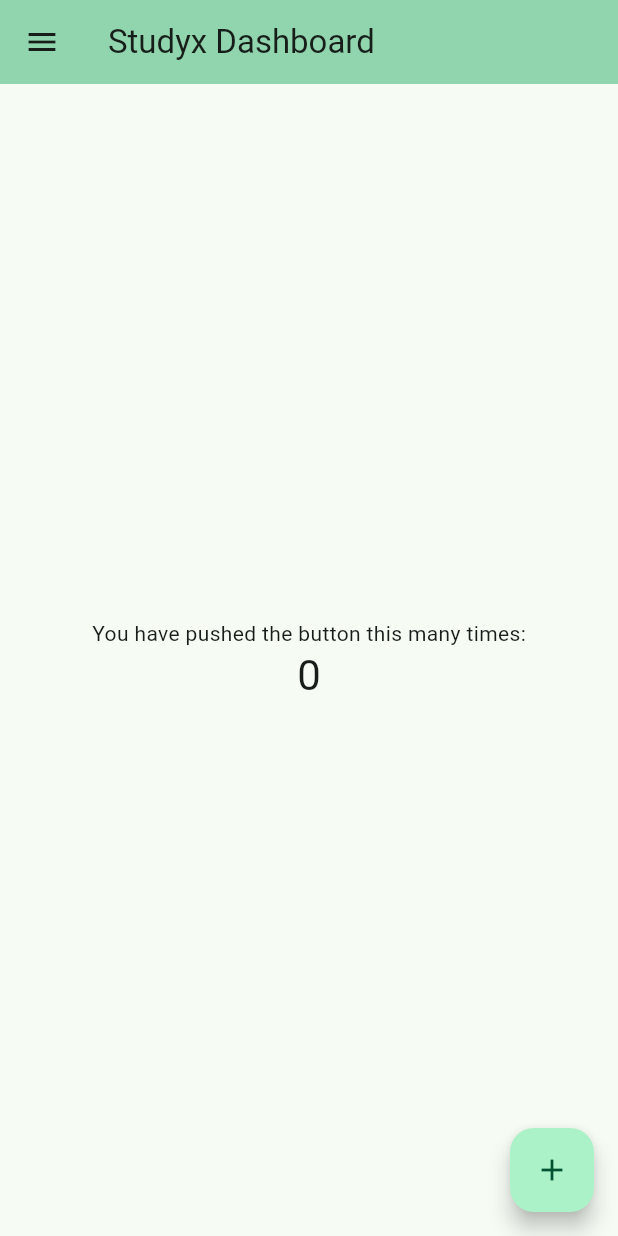
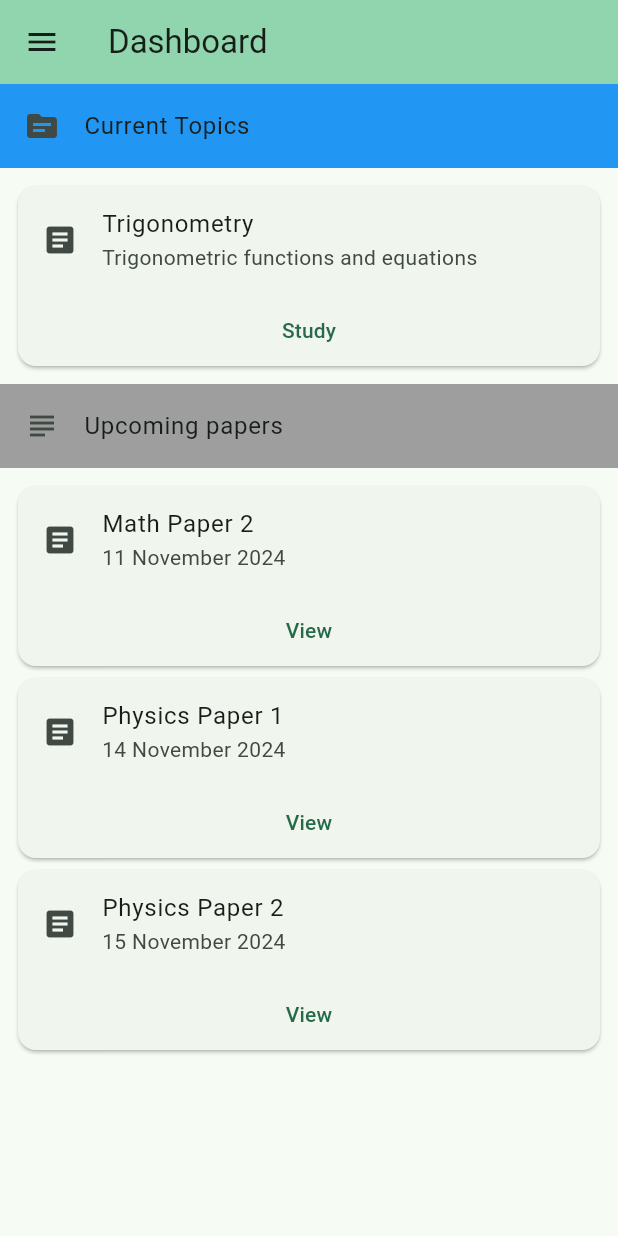
Before and after one commit to Daru-san/Studyx, a Flutter app: the screen it shows after launch, on a phone screen of 412 x 824 dp. Run offline on Flutter 3.47's test engine with Material 3 defaults, Android fonts, the phone set to English and light mode, and no system bars; missing offline and left inert: window_manager.

Commit message:
src/main: add some example layouts

```diff
--- a/lib/main.dart
+++ b/lib/main.dart
@@ -20,7 +20,7 @@ class MyApp extends StatelessWidget {
         colorScheme: ColorScheme.fromSeed(seedColor: Colors.greenAccent),
         useMaterial3: true,
       ),
-      home: const MyHomePage(title: 'Studyx Dashboard'),
+      home: const MyHomePage(title: 'Dashboard'),
     );
   }
 }
@@ -61,12 +61,7 @@ class _MyHomePageState extends State<MyHomePage> {
   Widget build(BuildContext context) {
     return Scaffold(
       appBar: AppBar(
-        // TRY THIS: Try changing the color here to a specific color (to
-        // Colors.amber, perhaps?) and trigger a hot reload to see the AppBar
-        // change color while the other colors stay the same.
         backgroundColor: Theme.of(context).colorScheme.inversePrimary,
-        // Here we take the value from the MyHomePage object that was created by
-        // the App.build method, and use it to set our appbar title.
         title: Text(widget.title),
         leading: Builder(builder: (context) {
           return IconButton(
@@ -83,14 +78,22 @@ class _MyHomePageState extends State<MyHomePage> {
           children: [
             const DrawerHeader(
               decoration: BoxDecoration(
-                color: Colors.blue,
+                color: Colors.lightBlue,
+                borderRadius: BorderRadius.all(
+                  Radius.circular(10),
+                ),
               ),
-              child: Text('Navigation'),
-            ),
-            const ListTile(
-              title: Text('Dashboard'),
+              child: Text("Navigation"),
             ),
             ListTile(
+              leading: const Icon(Icons.dashboard),
+              title: const Text('Dashboard'),
+              onTap: () {
+                Navigator.pop(context);
+              },
+            ),
+            ListTile(
+              leading: const Icon(Icons.school),
               title: const Text('School Timetable'),
               onTap: () {
                 Navigator.push(
@@ -102,6 +105,7 @@ class _MyHomePageState extends State<MyHomePage> {
               },
             ),
             ListTile(
+              leading: const Icon(Icons.schedule),
               title: const Text('Exam Timetable'),
               onTap: () {
                 Navigator.push(
@@ -113,6 +117,7 @@ class _MyHomePageState extends State<MyHomePage> {
               },
             ),
             ListTile(
+              leading: const Icon(Icons.book_online),
               title: const Text('Study Planner'),
               onTap: () {
                 Navigator.push(
@@ -124,48 +129,145 @@ class _MyHomePageState extends State<MyHomePage> {
               },
             ),
             ListTile(
-              title: const Text('Close this drawer'),
+              leading: const Icon(Icons.settings),
+              title: const Text('Settings'),
               onTap: () {
-                Navigator.pop(context);
+                Navigator.push(
+                  context,
+                  MaterialPageRoute(
+                    builder: (context) => const AppSettings(),
+                  ),
+                );
               },
             ),
           ],
         ),
       ),
       body: Center(
-        // Center is a layout widget. It takes a single child and positions it
-        // in the middle of the parent.
-        child: Column(
-          // Column is also a layout widget. It takes a list of children and
-          // arranges them vertically. By default, it sizes itself to fit its
-          // children horizontally, and tries to be as tall as its parent.
-          //
-          // Column has various properties to control how it sizes itself and
-          // how it positions its children. Here we use mainAxisAlignment to
-          // center the children vertically; the main axis here is the vertical
-          // axis because Columns are vertical (the cross axis would be
-          // horizontal).
-          //
-          // TRY THIS: Invoke "debug painting" (choose the "Toggle Debug Paint"
-          // action in the IDE, or press "p" in the console), to see the
-          // wireframe for each widget.
-          mainAxisAlignment: MainAxisAlignment.center,
+        child: ListView(
+          shrinkWrap: false,
+          padding: EdgeInsets.zero,
           children: <Widget>[
-            const Text(
-              'You have pushed the button this many times:',
+            Column(
+              mainAxisAlignment: MainAxisAlignment.start,
+              children: <Widget>[
+                const ListTile(
+                  leading: Icon(Icons.topic),
+                  title: Text('Current Topics'),
+                  tileColor: Colors.blue,
+                ),
+                ListView(
+                  padding: const EdgeInsets.all(8),
+                  shrinkWrap: true,
+                  children: <Widget>[
+                    Card(
+                      child: Column(
+                        mainAxisSize: MainAxisSize.min,
+                        children: <Widget>[
+                          const ListTile(
+                            leading: Icon(Icons.article),
+                            title: Text('Trigonometry'),
+                            subtitle:
+                                Text('Trigonometric functions and equations'),
+                          ),
+                          Row(
+                            mainAxisAlignment: MainAxisAlignment.center,
+                            children: <Widget>[
+                              TextButton(
+                                child: const Text('Study'),
+                                onPressed: () {},
+                              ),
+                            ],
+                          ),
+                        ],
+                      ),
+                    ),
+                  ],
+                ),
+              ],
             ),
-            Text(
-              '$_counter',
-              style: Theme.of(context).textTheme.headlineMedium,
+            Column(
+              mainAxisAlignment: MainAxisAlignment.start,
+              children: [
+                const ListTile(
+                  leading: Icon(Icons.subject),
+                  title: Text('Upcoming papers'),
+                  tileColor: Colors.grey,
+                ),
+                ListView(
+                  padding: const EdgeInsets.all(8),
+                  shrinkWrap: true,
+                  children: <Widget>[
+                    Card(
+                      child: Column(
+                        mainAxisSize: MainAxisSize.min,
+                        children: <Widget>[
+                          const ListTile(
+                            leading: Icon(Icons.article),
+                            title: Text('Math Paper 2'),
+                            subtitle: Text('11 November 2024'),
+                          ),
+                          Row(
+                            mainAxisAlignment: MainAxisAlignment.center,
+                            children: <Widget>[
+                              TextButton(
+                                child: const Text('View'),
+                                onPressed: () {},
+                              ),
+                            ],
+                          ),
+                        ],
+                      ),
+                    ),
+                    Card(
+                      child: Column(
+                        mainAxisSize: MainAxisSize.min,
+                        children: <Widget>[
+                          const ListTile(
+                            leading: Icon(Icons.article),
+                            title: Text('Physics Paper 1'),
+                            subtitle: Text('14 November 2024'),
+                          ),
+                          Row(
+                            mainAxisAlignment: MainAxisAlignment.center,
+                            children: <Widget>[
+                              TextButton(
+                                child: const Text('View'),
+                                onPressed: () {},
+                              ),
+                            ],
+                          ),
+                        ],
+                      ),
+                    ),
+                    Card(
+                      child: Column(
+                        mainAxisSize: MainAxisSize.min,
+                        children: <Widget>[
+                          const ListTile(
+                            leading: Icon(Icons.article),
+                            title: Text('Physics Paper 2'),
+                            subtitle: Text('15 November 2024'),
+                          ),
+                          Row(
+                            mainAxisAlignment: MainAxisAlignment.center,
+                            children: <Widget>[
+                              TextButton(
+                                child: const Text('View'),
+                                onPressed: () {},
+                              ),
+                            ],
+                          ),
+                        ],
+                      ),
+                    ),
+                  ],
+                ),
+              ],
             ),
           ],
         ),
       ),
-      floatingActionButton: FloatingActionButton(
-        onPressed: _incrementCounter,
-        tooltip: 'Increment',
-        child: const Icon(Icons.add),
-      ), // This trailing comma makes auto-formatting nicer for build methods.
     );
   }
 }
@@ -211,9 +313,25 @@ class StudyPlanner extends StatelessWidget {
       appBar: AppBar(
         title: const Text('Study Planner'),
       ),
-      body: const Center(
-        child: Card(),
-      ),
+      floatingActionButton: FloatingActionButton(
+        onPressed: () {},
+        tooltip: 'Add Item',
+        child: const Icon(Icons.add),
+      ), // This trailing comma makes auto-formatting nicer for build methods.
     );
   }
 }
+
+class AppSettings extends StatelessWidget {
+  const AppSettings({super.key});
+
+  @override
+  Widget build(BuildContext context) {
+    return Scaffold(
+      appBar: AppBar(
+        title: const Text('Settings'),
+      ),
+      body: const Center(),
+    );
+  }
+}
```
